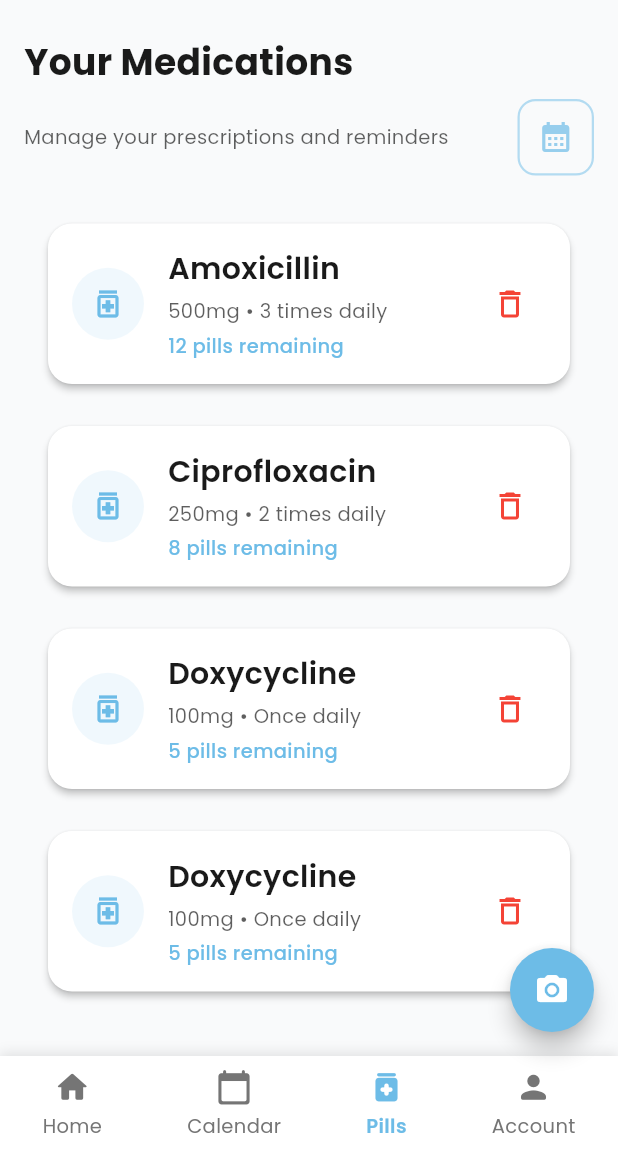
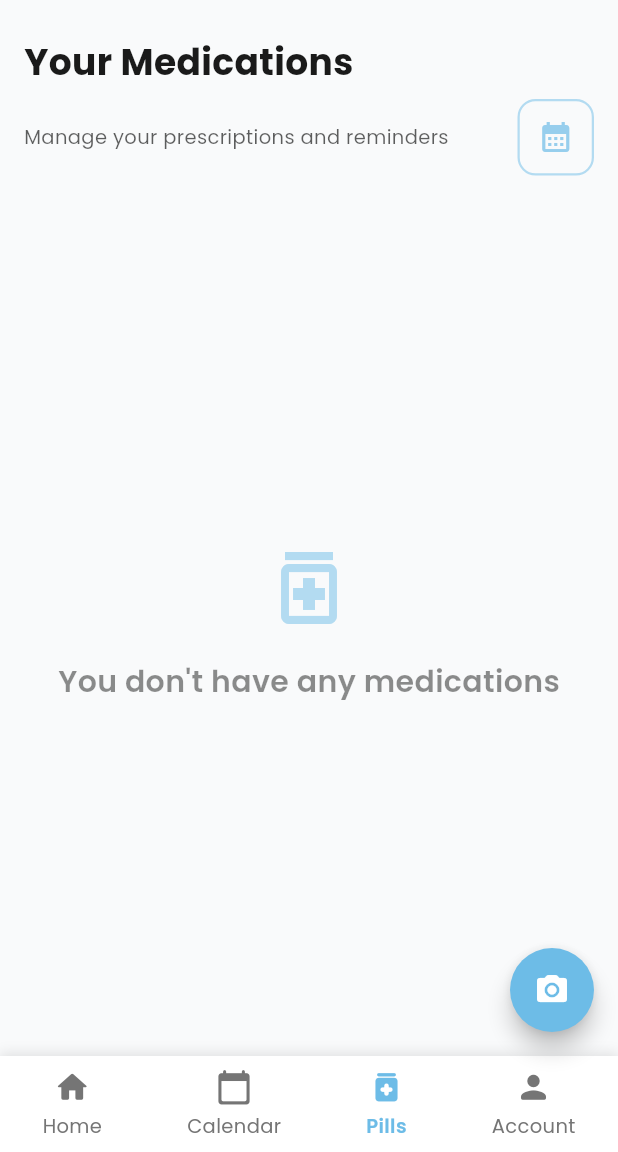
Before and after one commit to boudidahilyes/HealthEase, a Flutter app: the PillsPage screen opened by its route, on a phone screen of 412 x 824 dp, the part 84-1236 px from its top. Run offline on Flutter 3.47's test engine with Material 3 defaults, Android fonts, the light colour scheme and no system bars; our stand-ins replace camera, google_fonts, image_picker, sqflite; accounts and stored records are empty.

Commit message:
feat: Implement medicine details and database integration
This commit introduces the data models, database access objects (DAOs), and UI implementation for fetching and displaying detailed medicine information.

- **Data Models**:
  - Adds `Medicine` and `Prescription` data models with `fromMap` and `toMap` methods for database serialization.

- **Database & DAOs**:
  - Bumps the database version to 2.
  - Adds seed data for prescriptions and medicines in `local_database.dart`.
  - Implements `MedicineDao`, `PrescriptionDao`, and `UserDao` to handle data retrieval from the local SQLite database.

- **Pills Page (`pills.dart`)**:
  - Refactors the page to fetch and display a list of active medicines for the current user from the database, replacing the previous hardcoded data.
  - Passes the `medicineId` to the details page on tap.

- **Pill Details Page (`pill_details.dart`)**:
  - Converts the page to a `StatefulWidget` to manage the state of fetching data.
  - Dynamically loads and displays details for a specific medicine, including dosage, duration, and the prescribing doctor's name, by querying the database.
  - Handles loading and error states.

- **Routing**:
  - Updates the `/pill-details` route in `main.dart` to accept a `medicineId` as an argument.

```diff
--- /dev/null
+++ b/lib/core/models/medicine.dart
@@ -0,0 +1,64 @@
+enum MedicineStatus { active, inactive }
+
+class Medicine {
+  final int? id;
+  final String name;
+  final DateTime startDate;
+  final DateTime endDate;
+  final int dosePerDay;
+  final int mgPerDose;
+  final int remaining;
+  final int prescriptionId;
+  final MedicineStatus status;
+
+  Medicine({
+    this.id,
+    required this.name,
+    required this.startDate,
+    required this.endDate,
+    required this.dosePerDay,
+    required this.mgPerDose,
+    required this.remaining,
+    required this.prescriptionId,
+    this.status = MedicineStatus.active,
+  });
+
+  factory Medicine.fromMap(Map<String, dynamic> map) {
+    return Medicine(
+      id: map['id'] as int?,
+      name: map['name'] as String,
+      startDate: DateTime.tryParse(map['start_date'] ?? '') ?? DateTime.now(),
+      endDate: DateTime.tryParse(map['end_date'] ?? '') ?? DateTime.now(),
+      dosePerDay: map['dose_per_day'] as int,
+      mgPerDose: map['mg_per_dose'] as int,
+      remaining: map['remaining'] as int,
+      prescriptionId: map['prescription_id'] as int,
+      status: (map['is_active'] == 1)
+          ? MedicineStatus.active
+          : MedicineStatus.inactive,
+    );
+  }
+
+  Map<String, dynamic> toMap() {
+    final map = <String, dynamic>{
+      'name': name,
+      'start_date': startDate.toIso8601String(),
+      'end_date': endDate.toIso8601String(),
+      'dose_per_day': dosePerDay,
+      'mg_per_dose': mgPerDose,
+      'remaining': remaining,
+      'prescription_id': prescriptionId,
+      'is_active': status == MedicineStatus.active ? 1 : 0,
+    };
+
+    if (id != null) map['id'] = id;
+    return map;
+  }
+
+  @override
+  String toString() {
+    return 'Medicine(id: $id, name: $name, startDate: $startDate, endDate: $endDate, '
+        'dosePerDay: $dosePerDay, mgPerDose: $mgPerDose, remaining: $remaining, '
+        'prescriptionId: $prescriptionId, status: $status)';
+  }
+}
--- /dev/null
+++ b/lib/core/models/prescription.dart
@@ -0,0 +1,43 @@
+class Prescription {
+  final int? id;
+  final int patientId;
+  final int doctorId;
+  final String prescription;
+  final DateTime createdAt;
+
+  Prescription({
+    this.id,
+    required this.patientId,
+    required this.doctorId,
+    required this.prescription,
+    DateTime? createdAt,
+  }) : createdAt = createdAt ?? DateTime.now();
+
+  factory Prescription.fromMap(Map<String, dynamic> map) {
+    return Prescription(
+      id: map['id'] as int?,
+      patientId: map['patient_id'] as int,
+      doctorId: map['doctor_id'] as int,
+      prescription: map['prescription'] as String,
+      createdAt: DateTime.tryParse(map['created_at'] ?? '') ?? DateTime.now(),
+    );
+  }
+
+  Map<String, dynamic> toMap() {
+    final map = <String, dynamic>{
+      'patient_id': patientId,
+      'doctor_id': doctorId,
+      'prescription': prescription,
+      'created_at': createdAt.toIso8601String(),
+    };
+
+    if (id != null) map['id'] = id;
+
+    return map;
+  }
+
+  @override
+  String toString() {
+    return 'Prescription(id: $id, patientId: $patientId, doctorId: $doctorId, prescription: $prescription, createdAt: $createdAt)';
+  }
+}
--- a/lib/main.dart
+++ b/lib/main.dart
@@ -26,7 +26,10 @@ class MyApp extends StatelessWidget {
         '/home': (context) => const HomePage(),
         '/pills': (context) => const PillsPage(),
         '/in-takes': (context) => const DailyIntakePage(),
-        '/pill-details': (context) => const PillDetailsPage(),
+        '/pill-details': (context) {
+          final medicineId = ModalRoute.of(context)!.settings.arguments as int;
+          return PillDetailsPage(medicineId: medicineId);
+        },
       },
     );
   }
--- a/lib/pages/pills/pills.dart
+++ b/lib/pages/pills/pills.dart
@@ -1,6 +1,9 @@
 import 'dart:io';
 
 import 'package:flutter/material.dart';
+import 'package:healthease/core/dao/medicine_dao.dart';
+import 'package:healthease/core/database/local_database.dart';
+import 'package:healthease/core/models/medicine.dart';
 import 'package:healthease/core/services/medicine_describer_service.dart';
 import 'package:healthease/pages/pills/medicine_description.dart';
 import 'package:healthease/theme.dart';
@@ -17,32 +20,22 @@ class PillsPage extends StatefulWidget {
 }
 
 class _PillsPageState extends State<PillsPage> {
-  final List<Map<String, dynamic>> _medications = [
-    {
-      'name': 'Amoxicillin',
-      'dosage': '500mg',
-      'schedule': '3 times daily',
-      'remaining': 12,
-    },
-    {
-      'name': 'Ciprofloxacin',
-      'dosage': '250mg',
-      'schedule': '2 times daily',
-      'remaining': 8,
-    },
-    {
-      'name': 'Doxycycline',
-      'dosage': '100mg',
-      'schedule': 'Once daily',
-      'remaining': 5,
-    },
-    {
-      'name': 'Doxycycline',
-      'dosage': '100mg',
-      'schedule': 'Once daily',
-      'remaining': 5,
-    },
-  ];
+  final List<Medicine> _medications = [];
+  final db = LocalDatabase.instance;
+  @override
+  initState() {
+    init();
+    super.initState();
+  }
+
+  init() async {
+    final List<Medicine> medications = await MedicineDao(
+      await db,
+    ).getAllMedicinesForUser(1);
+    setState(() {
+      _medications.addAll(medications);
+    });
+  }
 
   Future<void> _openCamera() async {
     await Navigator.push(
@@ -51,29 +44,27 @@ class _PillsPageState extends State<PillsPage> {
         builder: (_) => CustomCameraScreen(
           onImageCaptured: (XFile imageFile) async {
             try {
-              print("aaaaaaaa${imageFile.path}");
-              final description = await MedicineDescriberService().describeMedicine(File(imageFile.path));
+              final description = await MedicineDescriberService()
+                  .describeMedicine(File(imageFile.path));
               Navigator.pop(context);
               Navigator.push(
                 context,
                 MaterialPageRoute(
-                  builder: (_) => MedicineDescriptionPage(
-                    description: description,
-                  ),
+                  builder: (_) =>
+                      MedicineDescriptionPage(description: description),
                 ),
               );
             } catch (e) {
               Navigator.pop(context);
-              ScaffoldMessenger.of(context).showSnackBar(
-                SnackBar(content: Text("Error: $e")),
-              );
+              ScaffoldMessenger.of(
+                context,
+              ).showSnackBar(SnackBar(content: Text("Error: $e")));
             }
           },
         ),
       ),
     );
   }
-
 
   void _removeMedication(int index) {
     setState(() {
@@ -163,18 +154,8 @@ class _PillsPageState extends State<PillsPage> {
                           ),
                           const SizedBox(height: 16),
                           Text(
-                            'No medications',
+                            "You don't have any medications",
                             style: AppTheme.lightTheme.textTheme.headlineMedium
-                                ?.copyWith(
-                                  color: AppTheme.textColor.withValues(
-                                    alpha: 0.5,
-                                  ),
-                                ),
-                          ),
-                          const SizedBox(height: 8),
-                          Text(
-                            'Add medications to see them here',
-                            style: AppTheme.lightTheme.textTheme.bodyMedium
                                 ?.copyWith(
                                   color: AppTheme.textColor.withValues(
                                     alpha: 0.5,
@@ -191,10 +172,14 @@ class _PillsPageState extends State<PillsPage> {
                       itemBuilder: (context, index) {
                         final medication = _medications[index];
                         return _MedicationCard(
-                          name: medication['name'] as String,
-                          dosage: medication['dosage'] as String,
-                          schedule: medication['schedule'] as String,
-                          remaining: medication['remaining'] as int,
+                          medicineId: medication.id!,
+                          name: medication.name,
+                          dosage: medication.mgPerDose,
+                          schedule: medication.dosePerDay== 1 ?
+                            'Once per day':
+                          '${medication.dosePerDay} times per day'
+                        ,
+                          remaining: medication.remaining,
                           onRemove: () => _removeMedication(index),
                         );
                       },
@@ -208,9 +193,7 @@ class _PillsPageState extends State<PillsPage> {
         onPressed: () {
           _openCamera();
         },
-        child: Icon(
-          Icons.camera_alt_rounded,
-        ),
+        child: Icon(Icons.camera_alt_rounded),
       ),
       bottomNavigationBar: CustomBottomNav(currentIndex: 2),
     );
@@ -218,13 +201,15 @@ class _PillsPageState extends State<PillsPage> {
 }
 
 class _MedicationCard extends StatelessWidget {
+  final int medicineId;
   final String name;
-  final String dosage;
+  final int dosage;
   final String schedule;
   final int remaining;
   final VoidCallback onRemove;
 
   const _MedicationCard({
+    required this.medicineId,
     required this.name,
     required this.dosage,
     required this.schedule,
@@ -236,7 +221,9 @@ class _MedicationCard extends StatelessWidget {
   Widget build(BuildContext context) {
     return GestureDetector(
       onTap: () {
-        Navigator.pushNamed(context, '/pill-details');
+        Navigator.pushNamed(context, '/pill-details',
+            arguments: medicineId
+        );
       },
       child: Card(
         elevation: 2,
@@ -270,7 +257,7 @@ class _MedicationCard extends StatelessWidget {
                     ),
                     const SizedBox(height: 4),
                     Text(
-                      '$dosage • $schedule',
+                      '$dosage mg • $schedule',
                       style: AppTheme.lightTheme.textTheme.bodyMedium?.copyWith(
                         color: AppTheme.textColor.withValues(alpha: 0.7),
                       ),
```
Also changed, not shown: lib/core/dao/medicine_dao.dart (added, +32 -0 lines), lib/core/dao/prescription_dao.dart (added, +17 -0 lines), lib/core/dao/user_dao.dart (added, +19 -0 lines), lib/core/database/local_database.dart (+24 -1 lines), lib/pages/pills/pill_details.dart (+82 -20 lines).
